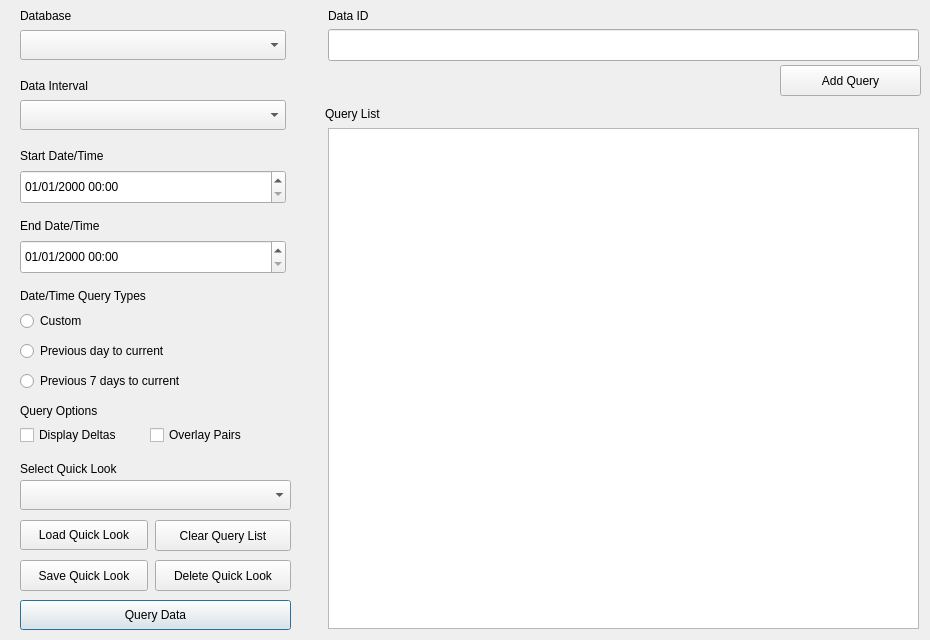
Old version of the form ui/winQuery.ui in the repository S31F3R/DataDoctor.
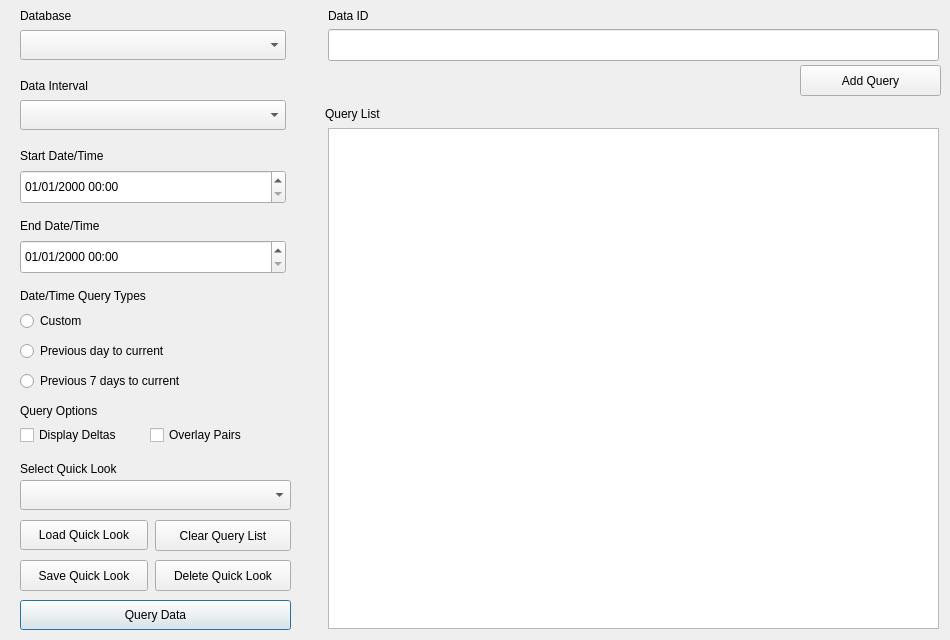
New version of the form. Icons and pictures are not drawn.

Commit message: Increased the width of query list box

What changed in the file:
```diff
--- a/ui/winQuery.ui
+++ b/ui/winQuery.ui
@@ -6,7 +6,7 @@
    <rect>
     <x>0</x>
     <y>0</y>
-    <width>930</width>
+    <width>950</width>
     <height>640</height>
    </rect>
   </property>
@@ -18,7 +18,7 @@
   </property>
   <property name="maximumSize">
    <size>
-    <width>930</width>
+    <width>950</width>
     <height>640</height>
    </size>
   </property>
@@ -161,7 +161,7 @@
      <rect>
       <x>328</x>
       <y>128</y>
-      <width>591</width>
+      <width>611</width>
       <height>501</height>
      </rect>
     </property>
@@ -169,7 +169,7 @@
    <widget class="QPushButton" name="btnAddQuery">
     <property name="geometry">
      <rect>
-      <x>780</x>
+      <x>800</x>
       <y>65</y>
       <width>141</width>
       <height>31</height>
@@ -385,7 +385,7 @@
      <rect>
       <x>328</x>
       <y>29</y>
-      <width>591</width>
+      <width>611</width>
       <height>32</height>
      </rect>
     </property>
@@ -666,7 +666,7 @@
    <widget class="QPushButton" name="btnSearch">
     <property name="geometry">
      <rect>
-      <x>750</x>
+      <x>770</x>
       <y>65</y>
       <width>32</width>
       <height>32</height>
```
